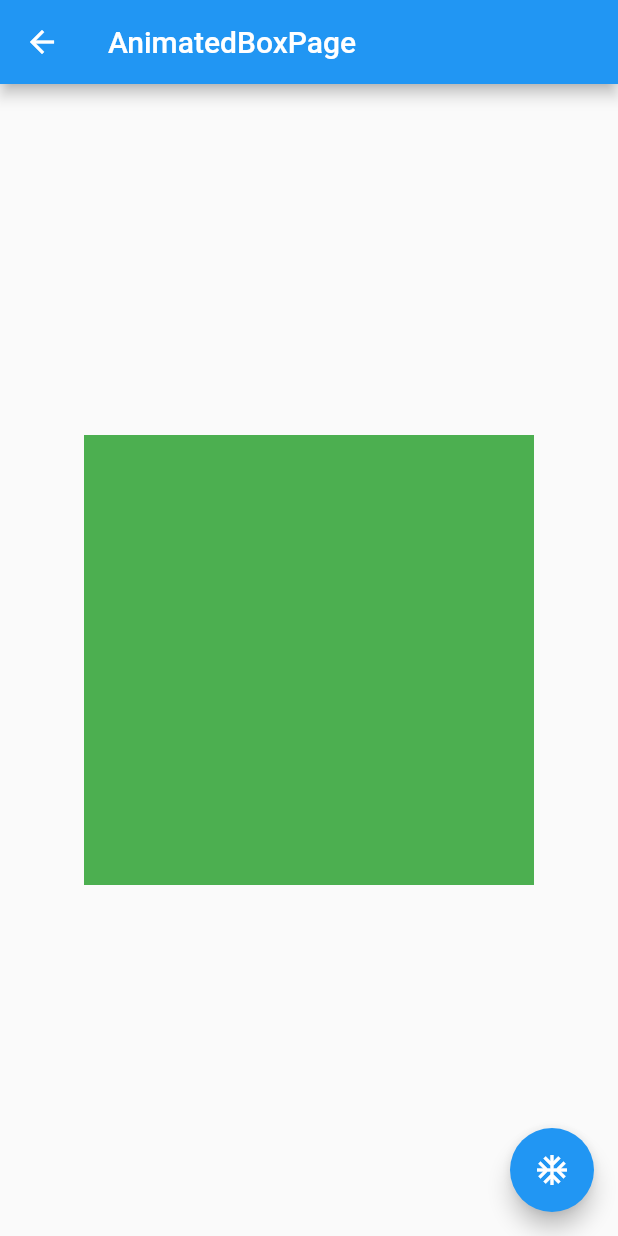
After one commit to aykuttasil/flutter_playground, a Flutter app: the screen it shows after launch, after a tap on "AnimatedBoxPage", on a phone screen of 412 x 824 dp. The commit adds this screen. Run offline on Flutter 3.47's test engine with Material 2 defaults, Android fonts, the phone set to English and light mode, and no system bars.

Commit message:
AnimatedOpacity

```diff
--- a/lib/main.dart
+++ b/lib/main.dart
@@ -1,6 +1,7 @@
 import 'package:flutter/material.dart';
 import 'package:flutter_playground/pages/AboutPage.dart';
 import 'package:flutter_playground/pages/HomePage.dart';
+import 'package:flutter_playground/pages/NavigateWithArgumentsPage.dart';
 import 'package:flutter_playground/theme/AppTheme.dart';
 
 void main() => runApp(MyApp());
@@ -17,7 +18,9 @@ class MyApp extends StatelessWidget {
       initialRoute: '/',
       routes: {
         '/': (context) => MyHomePage(title: 'Mennum'),
-        'about': (context) => AboutPage()
+        AboutPage.routeName: (context) => AboutPage(),
+        NavigateWithArgumentsPage.routeName: (context) =>
+            NavigateWithArgumentsPage(),
       },
     );
   }
--- a/lib/pages/AboutPage.dart
+++ b/lib/pages/AboutPage.dart
@@ -1,6 +1,9 @@
 import 'package:flutter/material.dart';
 
 class AboutPage extends StatelessWidget {
+
+  static const routeName = '/about';
+
   @override
   Widget build(BuildContext context) {
     return Container(
--- /dev/null
+++ b/lib/pages/AnimatedBoxPage.dart
@@ -0,0 +1,40 @@
+import 'package:flutter/material.dart';
+
+class AnimatedBoxPage extends StatefulWidget {
+  static const routeName = '/animatedBox';
+
+  @override
+  _AnimatedBoxPageState createState() => _AnimatedBoxPageState();
+}
+
+class _AnimatedBoxPageState extends State<AnimatedBoxPage> {
+  bool _visible = false;
+
+  @override
+  Widget build(BuildContext context) {
+    return Scaffold(
+      appBar: AppBar(
+        title: Text("AnimatedBoxPage"),
+      ),
+      body: Center(
+        child: AnimatedOpacity(
+          duration: Duration(milliseconds: 500),
+          opacity: _visible ? 0 : 1,
+          child: Container(
+            width: 300,
+            height: 300,
+            color: Colors.green,
+          ),
+        ),
+      ),
+      floatingActionButton: FloatingActionButton(
+        child: Icon(Icons.ac_unit),
+        onPressed: () => {
+          setState(() {
+            _visible = !_visible;
+          })
+        },
+      ),
+    );
+  }
+}
--- a/lib/pages/HomePage.dart
+++ b/lib/pages/HomePage.dart
@@ -1,4 +1,7 @@
 import 'package:flutter/material.dart';
+import 'package:flutter_playground/pages/AboutPage.dart';
+import 'package:flutter_playground/pages/AnimatedBoxPage.dart';
+import 'package:flutter_playground/pages/NavigateWithArgumentsPage.dart';
 
 class MyHomePage extends StatefulWidget {
   MyHomePage({Key key, this.title}) : super(key: key);
@@ -9,14 +12,6 @@ class MyHomePage extends StatefulWidget {
 }
 
 class _MyHomePageState extends State<MyHomePage> {
-  int _counter = 0;
-
-  void _incrementCounter() {
-    setState(() {
-      _counter++;
-    });
-  }
-
   @override
   Widget build(BuildContext context) {
     return Scaffold(
@@ -27,22 +22,44 @@ class _MyHomePageState extends State<MyHomePage> {
         child: Column(
           mainAxisAlignment: MainAxisAlignment.center,
           children: <Widget>[
-            Text(
-              'You have pushed the button this many times:',
+            RaisedButton(
+              child: Text("Arguments Page"),
+              onPressed: () => {
+                Navigator.pushNamed(
+                  context,
+                  NavigateWithArgumentsPage.routeName,
+                  arguments: MyArguments("Sample Title", "Sample message"),
+                )
+              },
             ),
-            Text(
-              '$_counter',
-              style: Theme
-                  .of(context)
-                  .textTheme
-                  .display1,
+            RaisedButton(
+              child: Text("Arguments Page 123"),
+              onPressed: () => {
+                Navigator.push(context, MaterialPageRoute(builder: (context) {
+                  return Center(
+                    child: Container(
+                      decoration: BoxDecoration(color: Colors.yellow),
+                      constraints: BoxConstraints.expand(),
+                      child: Text("Aykut AaAAsil"),
+                    ),
+                  );
+                }))
+              },
+            ),
+            RaisedButton(
+              child: Text("AnimatedBoxPage"),
+              onPressed: () => {
+                Navigator.push(context, MaterialPageRoute(builder: (context) {
+                  return AnimatedBoxPage();
+                }))
+              },
             ),
           ],
         ),
       ),
       floatingActionButton: FloatingActionButton(
         onPressed: () {
-          Navigator.pushNamed(context, 'about');
+          Navigator.pushNamed(context, AboutPage.routeName);
         },
         tooltip: 'Increment',
         child: Icon(Icons.add),
```
Also changed, not shown: lib/pages/NavigateWithArgumentsPage.dart (added, +30 -0 lines).
